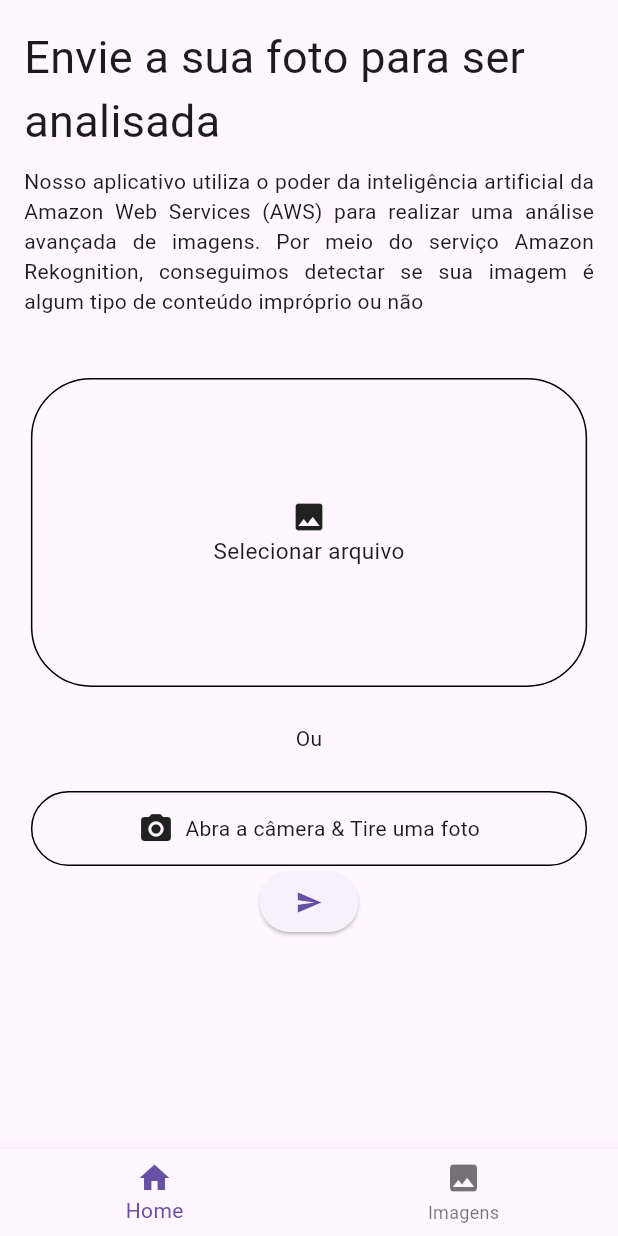
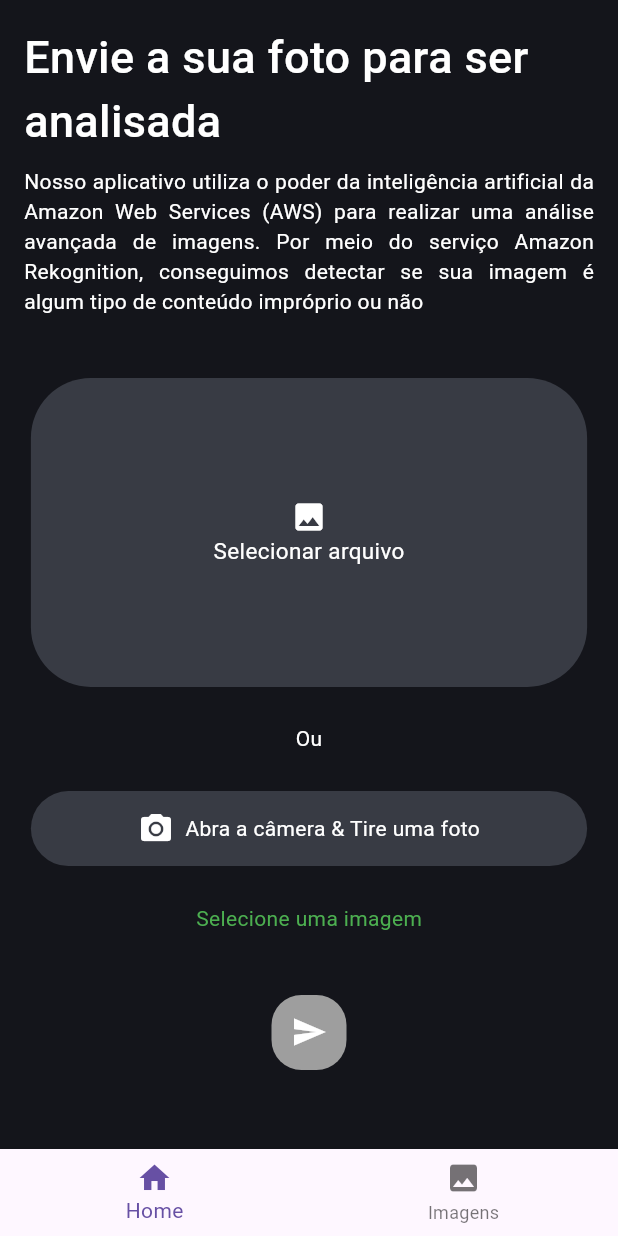
Before and after one commit to LucasCva/AppAwsRekognition, a Flutter app: the screen it shows after launch, after a tap on the "send" icon, on a phone screen of 412 x 824 dp. Run offline on Flutter 3.47's test engine with Material 3 defaults, Android fonts, the phone set to English and light mode, and no system bars; our stand-ins replace get, image_picker; network calls fail.

Commit message:
[ADD] Enviando imagem para a AWS

```diff
--- a/lib/models/image_response.dart
+++ b/lib/models/image_response.dart
@@ -6,9 +6,4 @@ class ImageResponse {
   factory ImageResponse.fromJson(Map<String, dynamic> json) {
     return ImageResponse(imageIsPermitted: json["imageIsPermitted"]);
   }
-
-  @override
-  String toString() {
-    return imageIsPermitted.toString();
-  }
 }
--- a/lib/models/imagem.dart
+++ /dev/null
@@ -1 +0,0 @@
-class Imagem {}
--- a/lib/pages/home_page.dart
+++ b/lib/pages/home_page.dart
@@ -1,8 +1,9 @@
 import 'dart:io';
 
 import 'package:aws_rekognition/controllers/image_controller.dart';
-import 'package:aws_rekognition/service/imege_service.dart';
+import 'package:aws_rekognition/service/image_service.dart';
 import 'package:flutter/material.dart';
+import 'package:get/route_manager.dart';
 
 class HomePage extends StatefulWidget {
   const HomePage({super.key});
@@ -13,12 +14,15 @@ class HomePage extends StatefulWidget {
 
 class _HomePageState extends State<HomePage> {
   File? _image;
+  bool _isLoading = false;
+
   @override
   Widget build(BuildContext context) {
     final screenWidth = MediaQuery.of(context).size.width;
     final screenHeight = MediaQuery.of(context).size.height;
 
     return Scaffold(
+      backgroundColor: Color.fromARGB(255, 20, 21, 27),
       body: SafeArea(
         child: SingleChildScrollView(
           child: Column(
@@ -27,7 +31,11 @@ class _HomePageState extends State<HomePage> {
                 padding: EdgeInsets.fromLTRB(16, screenHeight * 0.02, 0, 0),
                 child: Text(
                   "Envie a sua foto para ser analisada",
-                  style: TextStyle(fontSize: 30),
+                  style: TextStyle(
+                    fontSize: 30,
+                    color: Colors.white,
+                    fontWeight: FontWeight.w500,
+                  ),
                 ),
               ),
 
@@ -36,6 +44,7 @@ class _HomePageState extends State<HomePage> {
                 child: Text(
                   "Nosso aplicativo utiliza o poder da inteligência artificial da Amazon Web Services (AWS) para realizar uma análise avançada de imagens. Por meio do serviço Amazon Rekognition, conseguimos detectar se sua imagem é algum tipo de conteúdo impróprio ou não",
                   textAlign: TextAlign.justify,
+                  style: TextStyle(color: Colors.white),
                 ),
               ),
 
@@ -54,7 +63,7 @@ class _HomePageState extends State<HomePage> {
                     height: screenHeight * 0.25,
                     width: screenWidth * 0.9,
                     decoration: BoxDecoration(
-                      border: Border.all(),
+                      color: Color.fromARGB(255, 56, 59, 68),
                       borderRadius: BorderRadius.circular(40),
                     ),
                     child: Center(
@@ -62,20 +71,26 @@ class _HomePageState extends State<HomePage> {
                           ? Column(
                               mainAxisAlignment: MainAxisAlignment.center,
                               children: [
-                                Icon(Icons.image),
+                                Icon(Icons.image, color: Colors.white),
                                 Text(
                                   "Selecionar arquivo",
-                                  style: TextStyle(fontSize: 15),
+                                  style: TextStyle(
+                                    fontSize: 15,
+                                    color: Colors.white,
+                                  ),
                                 ),
                               ],
                             )
                           : Column(
                               mainAxisAlignment: MainAxisAlignment.center,
                               children: [
-                                Icon(Icons.image),
+                                Icon(Icons.image, color: Colors.white),
                                 Text(
                                   "Arquivo selecionado",
-                                  style: TextStyle(fontSize: 15),
+                                  style: TextStyle(
+                                    fontSize: 15,
+                                    color: Colors.white,
+                                  ),
                                 ),
                               ],
                             ),
@@ -86,7 +101,7 @@ class _HomePageState extends State<HomePage> {
 
               Padding(
                 padding: EdgeInsets.only(top: screenHeight * 0.03),
-                child: Text("Ou"),
+                child: Text("Ou", style: TextStyle(color: Colors.white)),
               ),
 
               Padding(
@@ -108,27 +123,81 @@ class _HomePageState extends State<HomePage> {
                   child: Container(
                     height: 50,
                     decoration: BoxDecoration(
-                      border: Border.all(),
+                      color: Color.fromARGB(255, 56, 59, 68),
                       borderRadius: BorderRadius.all(Radius.circular(25)),
                     ),
                     child: Row(
                       mainAxisAlignment: MainAxisAlignment.center,
                       children: [
-                        Icon(Icons.camera_alt),
-                        Text("  Abra a câmera & Tire uma foto"),
+                        Icon(Icons.camera_alt, color: Colors.white),
+                        Text(
+                          "  Abra a câmera & Tire uma foto",
+                          style: TextStyle(color: Colors.white),
+                        ),
                       ],
                     ),
                   ),
                 ),
               ),
 
-              ElevatedButton(
-                onPressed: () async {
-                  print("Botão clicado");
-                  await ImageService.enviarImagem(_image!);
-                  print("Imagem enviada");
-                },
-                child: Icon(Icons.send),
+              Padding(
+                padding: EdgeInsets.fromLTRB(0, screenHeight * 0.03, 0, 0),
+                child: Text(
+                  _image == null
+                      ? "Selecione uma imagem"
+                      : "Imagem selecionada",
+                  style: TextStyle(color: Colors.green),
+                ),
+              ),
+
+              Padding(
+                padding: EdgeInsets.fromLTRB(0, screenHeight * 0.05, 0, 0),
+                child: GestureDetector(
+                  onTap: () async {
+                    if (_image == null || _isLoading) return;
+
+                    setState(() {
+                      _isLoading = true;
+                    });
+
+                    final response = await ImageService.enviarImagem(_image!);
+
+                    setState(() {
+                      _isLoading = false;
+                      _image = null;
+                    });
+
+                    Get.showSnackbar(
+                      GetSnackBar(
+                        title: "Imagem",
+                        message: "${response.imageIsPermitted}",
+                        duration: Duration(seconds: 2),
+                      ),
+                    );
+                  },
+                  child: Container(
+                    height: 50,
+                    width: 50,
+                    decoration: BoxDecoration(
+                      color: _image == null ? Colors.grey : Colors.green,
+                      borderRadius: BorderRadius.circular(20),
+                    ),
+                    child: Center(
+                      child: _isLoading
+                          ? SizedBox(
+                              width: 20,
+                              height: 20,
+                              child: CircularProgressIndicator(
+                                strokeWidth: 2,
+                                valueColor: AlwaysStoppedAnimation<Color>(
+                                  Colors.white,
+                                ),
+                              ),
+                            )
+                          : Icon(Icons.send, color: Colors.white),
+                    ),
+                  ),
+                ),
               ),
             ],
           ),
--- a/lib/pages/images_page.dart
+++ b/lib/pages/images_page.dart
@@ -15,6 +15,7 @@ class _ImagesPageState extends State<ImagesPage> {
     'https://picsum.photos/id/240/300/300',
     'https://picsum.photos/id/241/300/300',
     'https://picsum.photos/id/242/300/300',
+    'https://app-caserta-2025.s3.us-east-1.amazonaws.com/imagens/1748313013_843b5dd3-66b6-4750-853f-f7a2dbfe0d5a3692764802108515078.jpg',
   ];
 
   @override
--- a/lib/service/imege_service.dart
+++ b/lib/service/image_service.dart
@@ -8,7 +8,7 @@ class ImageService {
   static Future<ImageResponse> enviarImagem(File image) async {
     final request = http.MultipartRequest(
       "POST",
-      Uri.parse("http://10.66.17.103:8080/api/image"),
+      Uri.parse("http://192.168.1.16:8080/api/image"),
     );
     request.files.add(await http.MultipartFile.fromPath("file", image.path));
 
@@ -18,6 +18,7 @@ class ImageService {
     if (response.statusCode == 200) {
       print(response.statusCode);
       final data = jsonDecode(responseBody);
+
       return ImageResponse.fromJson(data);
     } else {
       throw Exception("Erro ao enviar a imagem ${response.statusCode}");
--- a/pubspec.yaml
+++ b/pubspec.yaml
@@ -12,6 +12,7 @@ dependencies:
   get: ^4.7.2
   http: ^1.4.0
   image_picker: ^1.1.2
+  path: ^1.9.1
 
 
 dev_dependencies:
```
Also changed, not shown: pubspec.lock.
